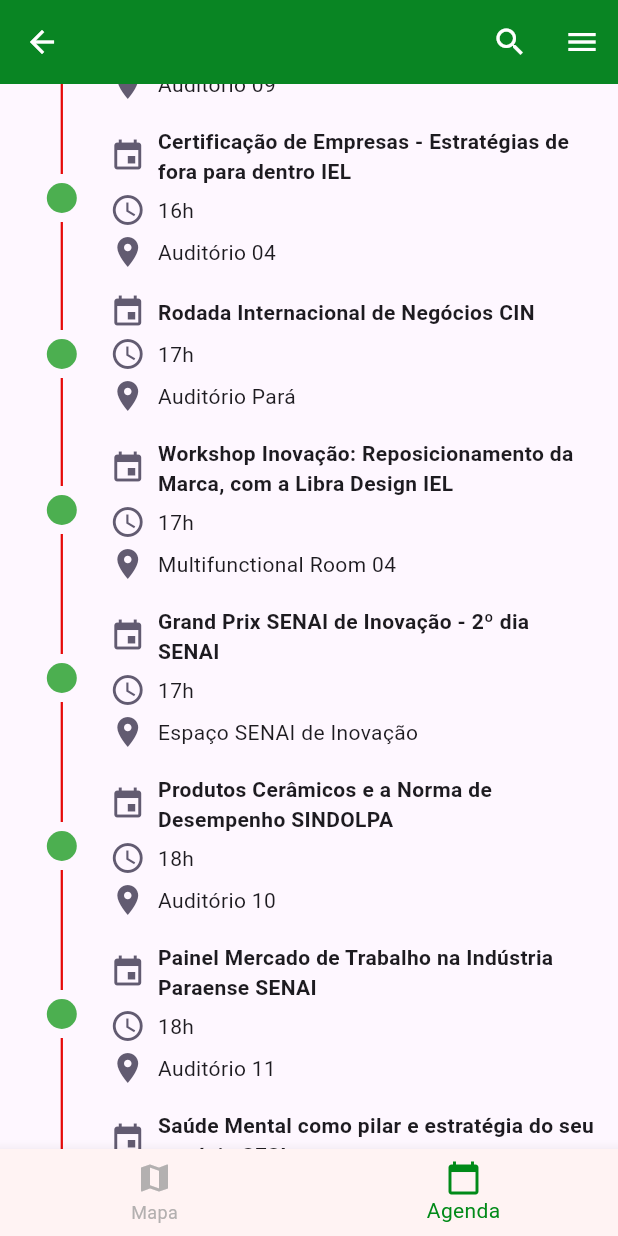
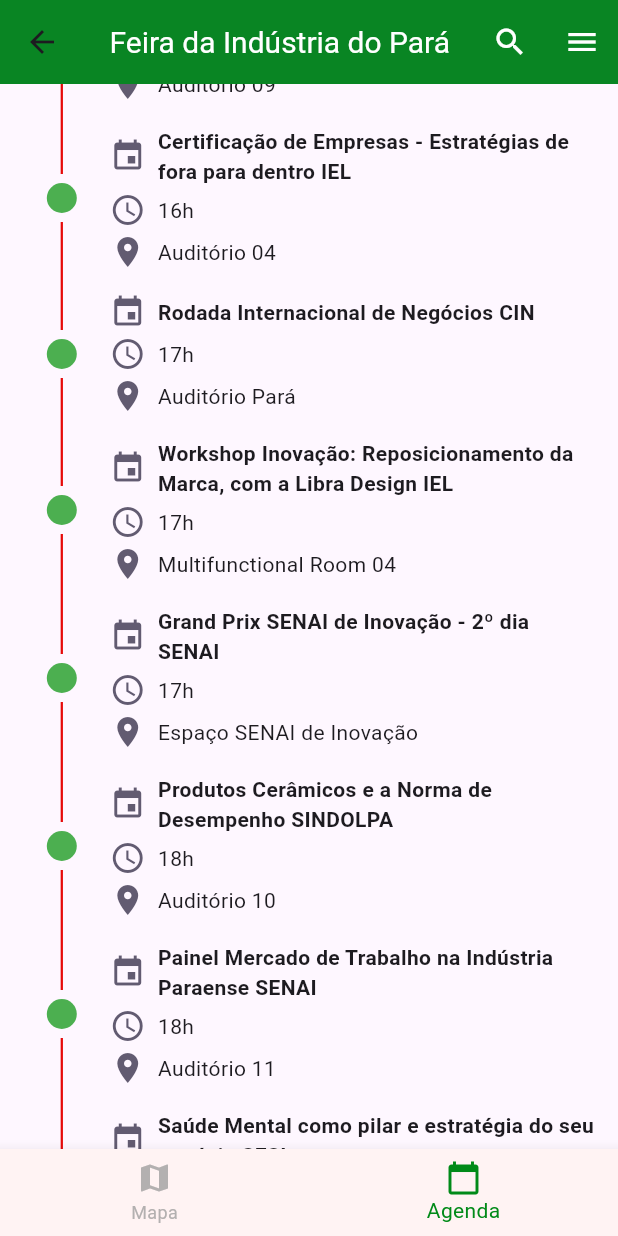
Before and after one commit to tarcioswin/AppFiepaFlutter, a Flutter app: the MainScreen screen opened directly, item 2 of the bottom bar chosen, scrolled down 576 dp, on a phone screen of 412 x 824 dp. Run offline on Flutter 3.47's test engine with Material 3 defaults, Android fonts, the phone set to English and light mode, and no system bars; drawn by our look-alikes of timeline_tile; our stand-ins replace cloud_firestore, firebase_auth, firebase_core, flutter_masked_text2, google_sign_in, shared_preferences; accounts and stored records are empty; network calls fail.

Commit message:
App Fiepa_V3

```diff
--- a/lib/screen/main_screen.dart
+++ b/lib/screen/main_screen.dart
@@ -84,23 +84,9 @@
   Widget build(BuildContext context) {
     return Scaffold(
       appBar: AppBar(
-        leading: _isSearching
-            ? BackButton(
-                color: Colors.white,
-                onPressed: () {
-                  if (_isSearching) {
-                    _stopSearching();
-                  } else {
-                    Navigator.of(context).pop();
-                  }
-                },
-              )
-            : IconButton(
-                icon: const Icon(Icons.arrow_back, color: Colors.white),
-                onPressed: () => Navigator.of(context).pop(),
-              ),
-        backgroundColor: const Color.fromARGB(255, 1, 138, 24),
-        title: _isSearching ? _buildSearchField() : const Text(""),
+          backgroundColor: const Color.fromARGB(255, 1, 138, 24),
+        title: _isSearching ? _buildSearchField() : const Text("Feira da Indústria do Pará",
+         style: TextStyle(color: Colors.white, fontSize: 20)),
         actions: _buildActions(),
         centerTitle: true,
       ),
```
Also changed, not shown: lib/screen/login_screen.dart (+53 -4 lines).
